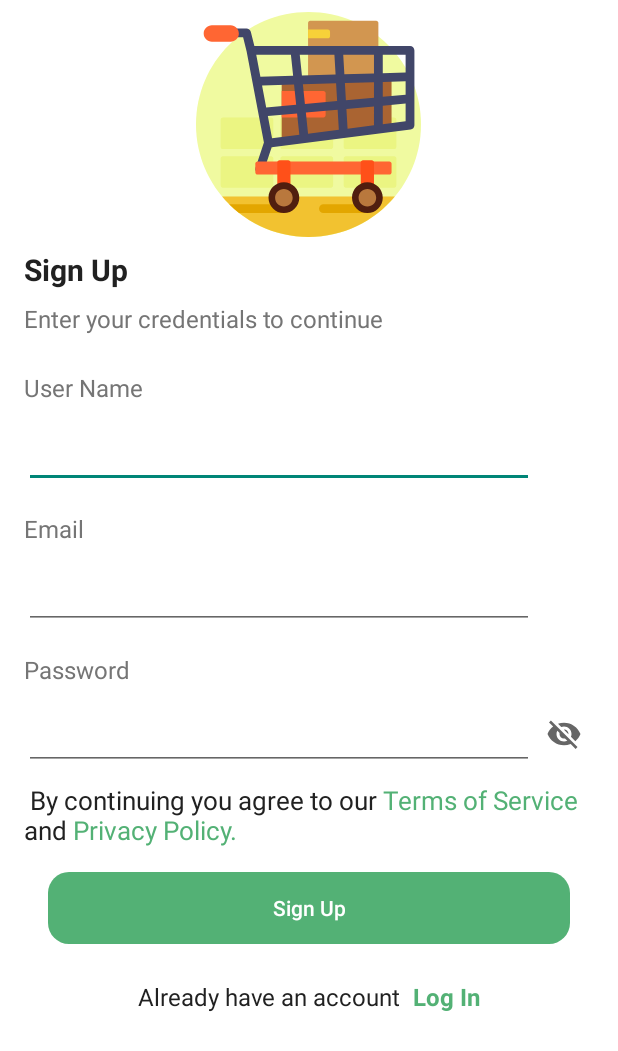
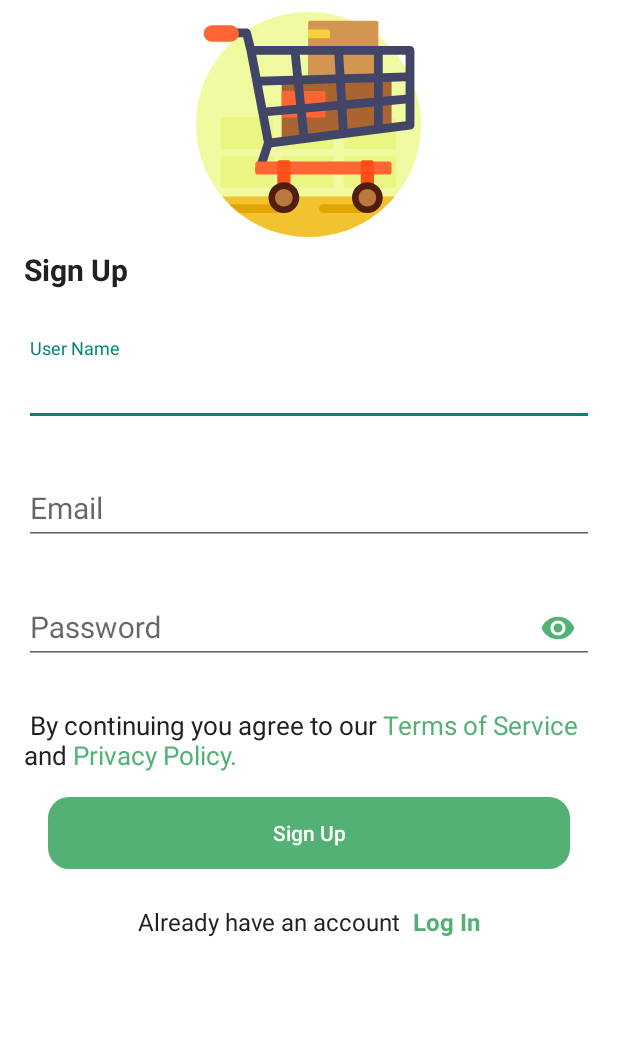
Before and after one commit to AsmaaElbanna/Mercado, an Android app: the SingUpActivity screen opened directly, with no data from a screen before it, on a phone screen of 412 x 824 dp. Shown: the top 1051 px of the screen. Run offline under Robolectric (Android 15) with nearby library versions, the phone set to English and light mode, and no system bars; our stand-ins replace Firebase (no records; nobody signed in at launch, a user with empty details on screens opened directly).

Commit message:
update ui

```diff
--- a/app/build.gradle
+++ b/app/build.gradle
@@ -35,7 +35,7 @@ dependencies {
     implementation 'com.google.android.material:material:1.3.0'
     implementation 'androidx.constraintlayout:constraintlayout:2.0.4'
     implementation 'org.jetbrains:annotations:15.0'
-    testImplementation 'junit:junit:4.+'
+    testImplementation 'junit:junit:4.13.2'
     androidTestImplementation 'androidx.test.ext:junit:1.1.2'
     androidTestImplementation 'androidx.test.espresso:espresso-core:3.3.0'
 
--- a/app/src/main/java/com/iti/mercado/activity/SingUpActivity.java
+++ b/app/src/main/java/com/iti/mercado/activity/SingUpActivity.java
@@ -14,13 +14,13 @@ import android.util.Log;
 import android.view.MotionEvent;
 import android.view.View;
 import android.widget.Button;
-import android.widget.EditText;
 import android.widget.ImageView;
 import android.widget.TextView;
 import android.widget.Toast;
 
 import com.google.android.gms.tasks.OnCompleteListener;
 import com.google.android.gms.tasks.Task;
+import com.google.android.material.textfield.TextInputLayout;
 import com.google.firebase.auth.AuthResult;
 import com.google.firebase.auth.FirebaseAuth;
 import com.google.firebase.auth.FirebaseAuthException;
@@ -31,9 +31,9 @@ import com.iti.mercado.R;
 
 public class SingUpActivity extends AppCompatActivity {
 
-    private EditText usernameEditText;
-    private EditText emailEditText;
-    private EditText passwordEditText;
+    private TextInputLayout usernameInputLayout;
+    private TextInputLayout emailInputLayout;
+    private TextInputLayout passwordInputLayout;
 
     private String email;
     private String password;
@@ -51,13 +51,14 @@ public class SingUpActivity extends AppCompatActivity {
         }
 
         TextView loginTextView = findViewById(R.id.login_TextView);
-        usernameEditText = findViewById(R.id.user_name_EditText);
-        emailEditText = findViewById(R.id.email_EditText);
-        passwordEditText = findViewById(R.id.password_EditText);
-        ImageView passwordVisibilityImageView = findViewById(R.id.password_visibility_ImageView);
+        usernameInputLayout = findViewById(R.id.user_name_EditText);
+        emailInputLayout = findViewById(R.id.email_EditText);
+        passwordInputLayout = findViewById(R.id.password_EditText);
+        //ImageView passwordVisibilityImageView = findViewById(R.id.password_visibility_ImageView);
+
         Button signButton = findViewById(R.id.sign_Button);
 
-        passwordVisibilityImageView.setOnTouchListener(new View.OnTouchListener() {
+        /*passwordVisibilityImageView.setOnTouchListener(new View.OnTouchListener() {
             @Override
             public boolean onTouch(View v, MotionEvent event) {
 
@@ -65,20 +66,22 @@ public class SingUpActivity extends AppCompatActivity {
 
                 switch(event.getAction()) {
                     case MotionEvent.ACTION_DOWN :
-                        passwordEditText.setTransformationMethod(
+                        passwordInputLayout.setTransformationMethod(
                                 HideReturnsTransformationMethod.getInstance());
+                        passwordInputLayout.setSelection(passwordInputLayout.getText().length());
+
                         break;
                     case MotionEvent.ACTION_UP :
-                        passwordEditText.setTransformationMethod(
+                        passwordInputLayout.setTransformationMethod(
                                 PasswordTransformationMethod.getInstance());
-                        passwordEditText.setSelection(emailEditText.getText().length());
+                        passwordInputLayout.setSelection(passwordInputLayout.getText().length());
+
                         break;
                 }
                 return true;
             }
 
-        });
-
+        });*/
 
         loginTextView.setOnClickListener(v -> {
             finish();
@@ -86,19 +89,23 @@ public class SingUpActivity extends AppCompatActivity {
 
         signButton.setOnClickListener(v -> {
 
-            username = String.valueOf(usernameEditText.getText());
-            email = String.valueOf(emailEditText.getText());
-            password = String.valueOf(passwordEditText.getText());
+            usernameInputLayout.setError(null);
+            emailInputLayout.setError(null);
+            passwordInputLayout.setError(null);
+
+            username = String.valueOf(usernameInputLayout.getEditText().getText());
+            email = String.valueOf(emailInputLayout.getEditText().getText());
+            password = String.valueOf(passwordInputLayout.getEditText().getText());
 
             if (username.isEmpty()) {
-                usernameEditText.setError("Add your name");
-                usernameEditText.requestFocus();
+                usernameInputLayout.setError("Add your name");
+                usernameInputLayout.requestFocus();
             } else if (email.isEmpty()) {
-                emailEditText.setError("Add your email");
-                emailEditText.requestFocus();
+                emailInputLayout.setError("Add your email");
+                emailInputLayout.requestFocus();
             } else if (password.isEmpty()) {
-                passwordEditText.setError("Add your password");
-                passwordEditText.requestFocus();
+                passwordInputLayout.setError("Add your password");
+                passwordInputLayout.requestFocus();
             } else {
                 createAccount();
             }
@@ -165,15 +172,15 @@ public class SingUpActivity extends AppCompatActivity {
                 break;
 
             case "ERROR_INVALID_EMAIL":
-                emailEditText.setError(getResources().getString(R.string.ERROR_INVALID_EMAIL));
-                emailEditText.requestFocus();
-                emailEditText.setSelection(emailEditText.getText().length());
+                emailInputLayout.setError(getResources().getString(R.string.ERROR_INVALID_EMAIL));
+                emailInputLayout.requestFocus();
+                emailInputLayout.getEditText().setSelection(emailInputLayout.getEditText().getText().length());
                 break;
 
             case "ERROR_WRONG_PASSWORD":
-                passwordEditText.setError(getResources().getString(R.string.ERROR_WRONG_PASSWORD));
-                passwordEditText.requestFocus();
-                passwordEditText.setText("");
+                passwordInputLayout.setError(getResources().getString(R.string.ERROR_WRONG_PASSWORD));
+                passwordInputLayout.requestFocus();
+                passwordInputLayout.getEditText().setText("");
                 break;
 
             case "ERROR_USER_MISMATCH":
@@ -190,10 +197,10 @@ public class SingUpActivity extends AppCompatActivity {
                 break;
 
             case "ERROR_EMAIL_ALREADY_IN_USE":
-                emailEditText.setError(getResources()
+                emailInputLayout.setError(getResources()
                         .getString(R.string.ERROR_EMAIL_ALREADY_IN_USE));
-                emailEditText.requestFocus();
-                emailEditText.setSelection(emailEditText.getText().length());
+                emailInputLayout.requestFocus();
+                emailInputLayout.getEditText().setSelection(emailInputLayout.getEditText().getText().length());
                 break;
 
             case "ERROR_CREDENTIAL_ALREADY_IN_USE":
@@ -221,9 +228,9 @@ public class SingUpActivity extends AppCompatActivity {
                 break;
 
             case "ERROR_WEAK_PASSWORD":
-                passwordEditText.setError(getResources().getString(R.string.ERROR_WEAK_PASSWORD));
-                passwordEditText.requestFocus();
-                passwordEditText.setText("");
+                passwordInputLayout.setError(getResources().getString(R.string.ERROR_WEAK_PASSWORD));
+                passwordInputLayout.requestFocus();
+                passwordInputLayout.getEditText().setText("");
                 break;
             default:
                 createToast(getResources().getString(R.string.NO_INTERNET_CONNECTION));
--- a/app/src/main/res/drawable/ic_google.xml
+++ b/app/src/main/res/drawable/ic_google.xml
@@ -1,7 +1,6 @@
 <vector xmlns:android="http://schemas.android.com/apk/res/android"
     android:width="24dp"
     android:height="24dp"
-    android:tint="?attr/colorControlNormal"
     android:viewportWidth="24"
     android:viewportHeight="24">
     <path
--- a/app/src/main/res/layout/activity_singup.xml
+++ b/app/src/main/res/layout/activity_singup.xml
@@ -1,6 +1,5 @@
 <?xml version="1.0" encoding="utf-8"?>
-<androidx.constraintlayout.widget.ConstraintLayout
-    xmlns:android="http://schemas.android.com/apk/res/android"
+<androidx.constraintlayout.widget.ConstraintLayout xmlns:android="http://schemas.android.com/apk/res/android"
     xmlns:app="http://schemas.android.com/apk/res-auto"
     xmlns:tools="http://schemas.android.com/tools"
     android:layout_width="match_parent"
@@ -45,12 +44,6 @@
                 android:textSize="20sp"
                 android:textStyle="bold" />
 
-            <TextView
-                android:layout_width="match_parent"
-                android:layout_height="wrap_content"
-                android:text="@string/enter_your_credentials_to_continue"
-                android:textColor="@color/secondary_text"
-                android:textSize="16sp" />
         </LinearLayout>
 
         <LinearLayout
@@ -59,102 +52,78 @@
             android:layout_margin="8dp"
             android:orientation="vertical">
 
-            <TextView
-                android:layout_width="match_parent"
-                android:layout_height="wrap_content"
-                android:layout_marginBottom="8dp"
-                android:text="@string/user_name"
-                android:textColor="@color/secondary_text"
-                android:textSize="16sp" />
 
             <LinearLayout
                 android:layout_width="match_parent"
                 android:layout_height="wrap_content"
                 android:orientation="horizontal">
 
-                <EditText
+                <com.google.android.material.textfield.TextInputLayout
                     android:id="@+id/user_name_EditText"
                     android:layout_width="0dp"
+                    android:layout_height="wrap_content"
                     android:layout_weight="1"
+                    app:errorEnabled="true">
+
+                    <com.google.android.material.textfield.TextInputEditText
+                        android:layout_width="match_parent"
                         android:layout_height="wrap_content"
+                        android:hint="@string/user_name"
                         android:inputType="text"
                         android:textColor="@color/primary_text"
                         android:textSize="20sp" />
 
-                <ImageView
-                    android:layout_width="wrap_content"
-                    android:layout_height="wrap_content"
-                    android:layout_gravity="center"
-                    android:paddingStart="8dp"
-                    android:paddingEnd="8dp"
-                    android:src="@drawable/ic_visibility_off"
-                    app:tint="@color/icons" />
+                </com.google.android.material.textfield.TextInputLayout>
+
             </LinearLayout>
-
-
-            <TextView
-                android:layout_width="match_parent"
-                android:layout_height="wrap_content"
-                android:layout_marginTop="16dp"
-                android:layout_marginBottom="8dp"
-                android:text="@string/email"
-                android:textColor="@color/secondary_text"
-                android:textSize="16sp" />
 
             <LinearLayout
                 android:layout_width="match_parent"
                 android:layout_height="wrap_content"
                 android:orientation="horizontal">
 
-                <EditText
+                <com.google.android.material.textfield.TextInputLayout
                     android:id="@+id/email_EditText"
                     android:layout_width="0dp"
                     android:layout_height="wrap_content"
                     android:layout_weight="1"
+                    app:errorEnabled="true">
+
+                    <com.google.android.material.textfield.TextInputEditText
+
+                        android:layout_width="match_parent"
+                        android:layout_height="wrap_content"
+                        android:hint="@string/email"
                         android:inputType="textEmailAddress"
                         android:textColor="@color/primary_text"
                         android:textSize="20sp" />
+                </com.google.android.material.textfield.TextInputLayout>
 
-                <ImageView
-                    android:layout_width="wrap_content"
-                    android:layout_height="wrap_content"
-                    android:layout_gravity="center"
-                    android:paddingStart="8dp"
-                    android:paddingEnd="8dp"
-                    android:src="@drawable/ic_visibility_off"
-                    app:tint="@color/icons" />
+
             </LinearLayout>
-
-            <TextView
-                android:layout_width="match_parent"
-                android:layout_height="wrap_content"
-                android:layout_marginTop="16dp"
-                android:layout_marginBottom="8dp"
-                android:text="@string/password"
-                android:textColor="@color/secondary_text"
-                android:textSize="16sp" />
 
             <LinearLayout
                 android:layout_width="match_parent"
                 android:layout_height="wrap_content"
                 android:orientation="horizontal">
 
-                <EditText
+                <com.google.android.material.textfield.TextInputLayout
                     android:id="@+id/password_EditText"
                     android:layout_width="0dp"
                     android:layout_height="wrap_content"
                     android:layout_weight="1"
+                    app:errorEnabled="true"
+                    app:passwordToggleEnabled="true"
+                    app:passwordToggleTint="@color/accent">
+
+                    <com.google.android.material.textfield.TextInputEditText
+                        android:layout_width="match_parent"
+                        android:layout_height="wrap_content"
+                        android:hint="@string/password"
                         android:inputType="textPassword"
                         android:textSize="20sp" />
+                </com.google.android.material.textfield.TextInputLayout>
 
-                <ImageView
-                    android:id="@+id/password_visibility_ImageView"
-                    android:layout_width="wrap_content"
-                    android:layout_height="wrap_content"
-                    android:layout_gravity="center"
-                    android:paddingStart="8dp"
-                    android:paddingEnd="8dp"
-                    android:src="@drawable/ic_visibility_off" />
             </LinearLayout>
 
             <LinearLayout
--- a/build.gradle
+++ b/build.gradle
@@ -5,7 +5,7 @@ buildscript {
         jcenter()
     }
     dependencies {
-        classpath "com.android.tools.build:gradle:4.1.2"
+        classpath 'com.android.tools.build:gradle:4.1.3'
         classpath 'com.google.gms:google-services:4.3.5'
         // NOTE: Do not place your application dependencies here; they belong
         // in the individual module build.gradle files
```
Also changed, not shown: app/src/main/java/com/iti/mercado/activity/LoginActivity.java (+36 -29 lines), app/src/main/res/drawable/ic_add_24.xml (added, +10 -0 lines), app/src/main/res/layout/activity_login.xml (+39 -45 lines), app/src/main/res/layout/item_singel_product.xml (added, +81 -0 lines). Lines whose indentation alone changed are shown as unchanged.
